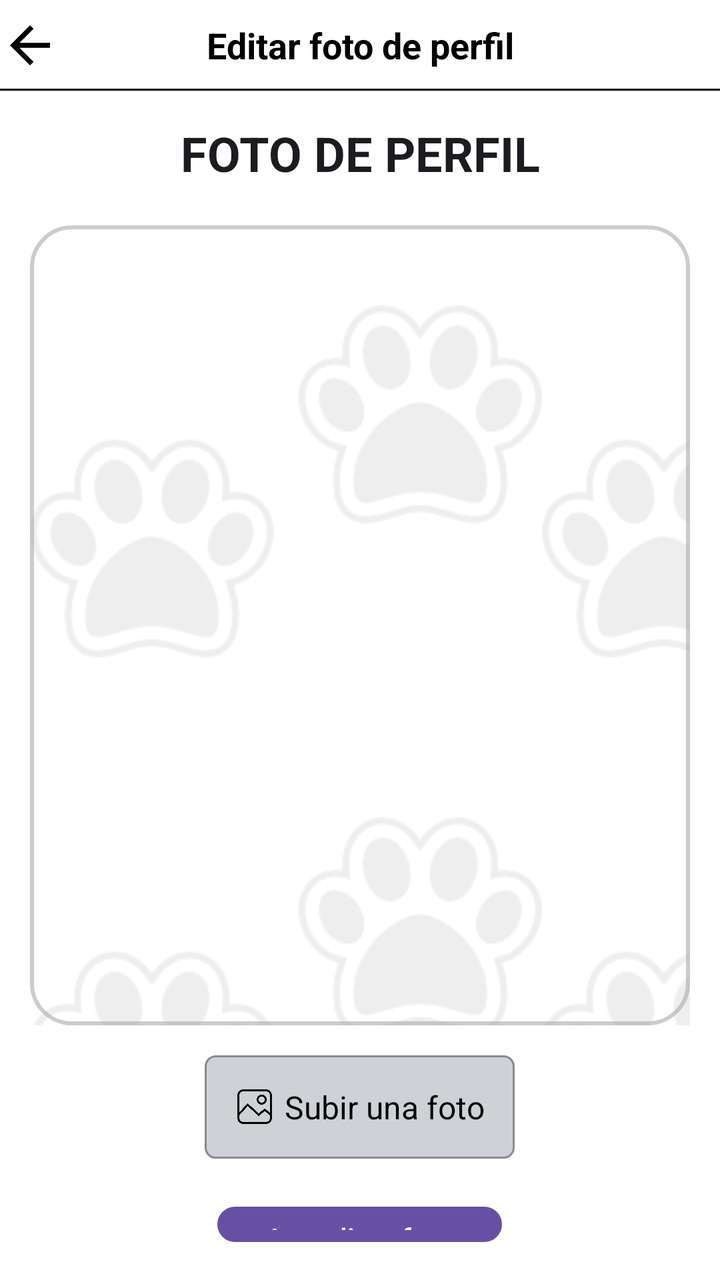
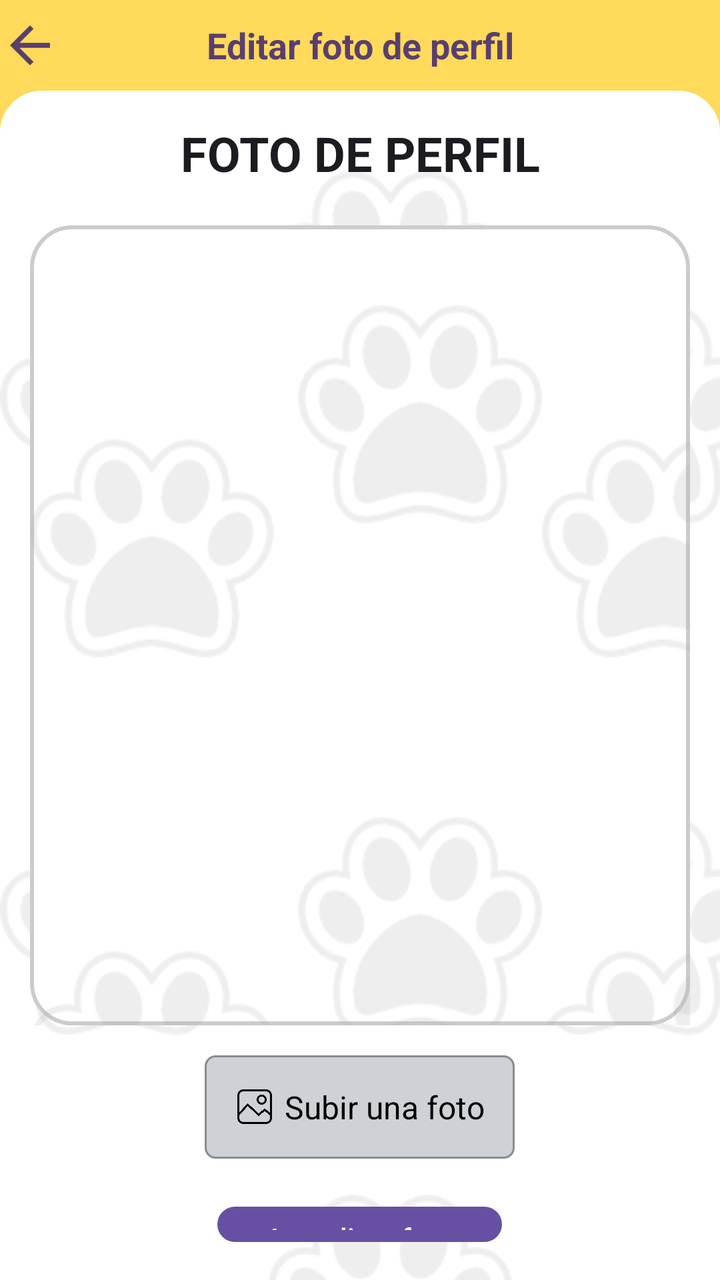

Two renders of the same Android screen: before a commit and after it. Below are the layout's source before the change and the commit's diff.
<!-- AndroidManifest.xml: application theme Theme.TIC_PV -->
<!-- res/layout/activity_editar_foto_perfil.xml -->
<?xml version="1.0" encoding="utf-8"?>
<RelativeLayout xmlns:android="http://schemas.android.com/apk/res/android"
    xmlns:app="http://schemas.android.com/apk/res-auto"
    xmlns:tools="http://schemas.android.com/tools"
    android:id="@+id/main"
    android:layout_width="match_parent"
    android:layout_height="match_parent"
    android:background="@color/white"
    tools:context=".Vista.EditarFotoPerfilActivity">

    <RelativeLayout
        android:layout_width="match_parent"
        android:layout_height="wrap_content"
        android:id="@+id/lYSuperiorEditarFotoPerfil"
        android:background="@color/white"
        android:orientation="horizontal">

        <ImageView
            android:layout_width="30dp"
            android:layout_height="30dp"
            android:id="@+id/iVRegresarEditarFotoPerfil"
            android:layout_centerVertical="true"
            android:background="@drawable/ic_retroceder"
            android:backgroundTint="@color/black"/>

        <TextView
            android:layout_width="match_parent"
            android:layout_height="wrap_content"
            android:id="@+id/tVTituloEditarFotoPerfil"
            android:textSize="18sp"
            android:layout_centerVertical="true"
            android:textAlignment="center"
            android:textStyle="bold"
            android:textColor="@color/black"
            android:text="Editar foto de perfil"/>

        <View
            android:id="@+id/viewTituloEditarFotoPerfil"
            android:layout_width="match_parent"
            android:layout_height="1dp"
            android:layout_marginTop="20dp"
            android:layout_below="@+id/tVTituloEditarFotoPerfil"
            android:background="@color/black" />

    </RelativeLayout>

    <RelativeLayout
        android:layout_width="match_parent"
        android:layout_height="wrap_content"
        android:padding="15dp"
        android:layout_below="@+id/lYSuperiorEditarFotoPerfil"
        android:background="@android:color/white">

        <TextView
            android:layout_width="match_parent"
            android:layout_height="wrap_content"
            android:id="@+id/labelEncabezadoEditarFotoPerfil"
            android:text="FOTO DE PERFIL"
            android:textStyle="bold"
            android:textAlignment="center"
            android:textAppearance="@style/TextAppearance.AppCompat.Headline"/>

        <ImageView
            android:layout_width="match_parent"
            android:layout_height="400dp"
            android:id="@+id/ivFotoPerfilSubida"
            android:layout_marginTop="20dp"
            android:scaleType="fitCenter"
            android:background="@drawable/frame_redondeado"
            android:padding="10dp"
            android:layout_below="@+id/labelEncabezadoEditarFotoPerfil"/>













        <LinearLayout
            android:layout_width="wrap_content"
            android:layout_height="wrap_content"
            android:id="@+id/lLSeleccionarFotoPerfilEditar"
            android:layout_centerInParent="true"
            android:layout_marginTop="15dp"
            android:orientation="horizontal"
            android:padding="15dp"
            android:gravity="center"
            android:focusable="true"
            android:clickable="true"
            android:backgroundTint="@color/gray"
            android:backgroundTintMode="multiply"
            android:foreground="?android:attr/selectableItemBackgroundBorderless"
            android:background="@drawable/border"
            android:layout_below="@+id/ivFotoPerfilSubida">

            <ImageView
                android:layout_width="20dp"
                android:layout_height="20dp"
                android:backgroundTint="@color/black"
                android:background="@drawable/ic_galeria"/>

            <TextView
                android:layout_width="wrap_content"
                android:layout_height="wrap_content"
                android:text="Subir una foto"
                android:layout_marginStart="5dp"
                android:textColor="@color/black"
                android:textSize="16sp"/>

        </LinearLayout>

        <Button
            android:layout_width="wrap_content"
            android:layout_height="wrap_content"
            android:id="@+id/btnGuardarFotoPerfilEditada"
            android:layout_below="@id/lLSeleccionarFotoPerfilEditar"
            android:layout_marginTop="20dp"
            android:layout_centerHorizontal="true"
            android:text="Actualizar foto"/>

        <ProgressBar
            android:layout_width="wrap_content"
            android:layout_height="wrap_content"
            android:id="@+id/barraProgresoEditarFotoPerfil"
            style="?android:attr/progressBarStyleLarge"
            android:layout_centerVertical="true"
            android:layout_centerHorizontal="true"
            android:elevation="10dp"
            android:visibility="gone"/>


    </RelativeLayout>

</RelativeLayout>
<!-- resources referenced by this layout -->
<resources>
  <color name="black">#FF000000</color>
  <color name="gray">#CED2D6</color>
  <color name="white">#FFFFFFFF</color>
  <!-- drawable border (drawable) -->
  <?xml version="1.0" encoding="utf-8"?>
  <shape xmlns:android="http://schemas.android.com/apk/res/android">
      
      <solid android:color="#FFFFFF"/>
  
      
      <stroke android:width="1dp" android:color="#AAAAAA"/>
  
      
      <corners android:radius="5dp"/>
  </shape>
  <!-- drawable frame_redondeado (drawable) -->
  <?xml version="1.0" encoding="utf-8"?>
  <layer-list xmlns:android="http://schemas.android.com/apk/res/android">
  
      
      <item>
          <shape android:shape="rectangle">
              <solid android:color="#FFFFFF" />
              <corners android:radius="20dp" />
              <stroke android:width="2dp" android:color="#CCCCCC"/>
          </shape>
      </item>
  
      
      <item>
          <bitmap
              android:src="@drawable/huellitas"
              android:tileMode="repeat"
              android:gravity="center"
              android:tint="@android:color/darker_gray"
              android:alpha="0.2"/>  
      </item>
  
  </layer-list>
  <!-- drawable ic_galeria: png bitmap (drawable, 6970 bytes) -->
  <!-- drawable ic_retroceder (drawable) -->
  <vector xmlns:android="http://schemas.android.com/apk/res/android" android:autoMirrored="true" android:height="24dp" android:tint="#FFFFFF" android:viewportHeight="24" android:viewportWidth="24" android:width="24dp">
        
      <path android:fillColor="@android:color/white" android:pathData="M20,11H7.83l5.59,-5.59L12,4l-8,8 8,8 1.41,-1.41L7.83,13H20v-2z"/>
      
  </vector>
  <style name="Theme.TIC_PV" parent="Base.Theme.TIC_PV" />
  <!-- drawable huellitas: png bitmap (drawable, 6949 bytes) -->
  <style name="Base.Theme.TIC_PV" parent="Theme.Material3.DayNight.NoActionBar">
          
          
  
  
  
  
  
  
  
  
      </style>
</resources>

<!-- the commit's change to res/layout/activity_editar_foto_perfil.xml (unified diff, before → after) -->
@@ -5,14 +5,14 @@
     android:id="@+id/main"
     android:layout_width="match_parent"
     android:layout_height="match_parent"
-    android:background="@color/white"
+    android:background="@color/yellow"
     tools:context=".Vista.EditarFotoPerfilActivity">
 
     <RelativeLayout
         android:layout_width="match_parent"
         android:layout_height="wrap_content"
         android:id="@+id/lYSuperiorEditarFotoPerfil"
-        android:background="@color/white"
+        android:background="@color/yellow"
         android:orientation="horizontal">
 
         <ImageView
@@ -21,7 +21,7 @@
             android:id="@+id/iVRegresarEditarFotoPerfil"
             android:layout_centerVertical="true"
             android:background="@drawable/ic_retroceder"
-            android:backgroundTint="@color/black"/>
+            android:backgroundTint="@color/lila"/>
 
         <TextView
             android:layout_width="match_parent"
@@ -31,7 +31,7 @@
             android:layout_centerVertical="true"
             android:textAlignment="center"
             android:textStyle="bold"
-            android:textColor="@color/black"
+            android:textColor="@color/lila"
             android:text="Editar foto de perfil"/>
 
         <View
@@ -40,16 +40,16 @@
             android:layout_height="1dp"
             android:layout_marginTop="20dp"
             android:layout_below="@+id/tVTituloEditarFotoPerfil"
-            android:background="@color/black" />
+            android:background="@color/yellow" />
 
     </RelativeLayout>
 
     <RelativeLayout
         android:layout_width="match_parent"
-        android:layout_height="wrap_content"
+        android:layout_height="match_parent"
         android:padding="15dp"
         android:layout_below="@+id/lYSuperiorEditarFotoPerfil"
-        android:background="@android:color/white">
+        android:background="@drawable/bordes_fragment">
 
         <TextView
             android:layout_width="match_parent"
<!-- resource entries referenced after the edit -->
@@ -2,7 +2,8 @@
 <resources>
   <color name="black">#FF000000</color>
   <color name="gray">#CED2D6</color>
-  <color name="white">#FFFFFFFF</color>
+  <color name="lila">#593f6f</color>
+  <color name="yellow">#ffda5b</color>
   <!-- drawable border (drawable) -->
   <?xml version="1.0" encoding="utf-8"?>
   <shape xmlns:android="http://schemas.android.com/apk/res/android">
@@ -15,6 +16,37 @@
       
       <corners android:radius="5dp"/>
   </shape>
+  <!-- drawable bordes_fragment (drawable) -->
+  <?xml version="1.0" encoding="utf-8"?>
+  <layer-list xmlns:android="http://schemas.android.com/apk/res/android">
+  
+      
+      <item>
+          <shape android:shape="rectangle">
+              <solid android:color="#FFFFFF" />
+  
+              
+              <corners
+                  android:topLeftRadius="20dp"
+                  android:topRightRadius="20dp" />
+  
+              <stroke
+                  android:width="2dp"
+                  android:color="#FFFFFF" />
+          </shape>
+      </item>
+  
+      
+      <item>
+          <bitmap
+              android:src="@drawable/huellitas"
+              android:tileMode="repeat"
+              android:gravity="center"
+              android:tint="@android:color/darker_gray"
+              android:alpha="0.2"/> 
+      </item>
+  
+  </layer-list>
   <!-- drawable frame_redondeado (drawable) -->
   <?xml version="1.0" encoding="utf-8"?>
   <layer-list xmlns:android="http://schemas.android.com/apk/res/android">
